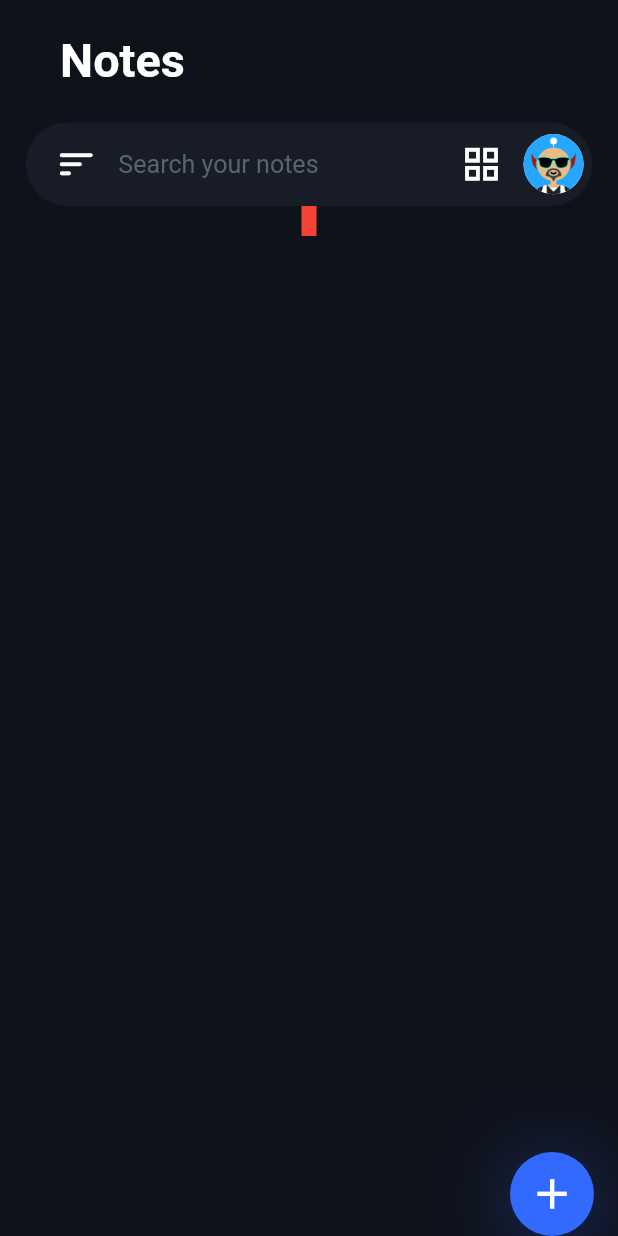
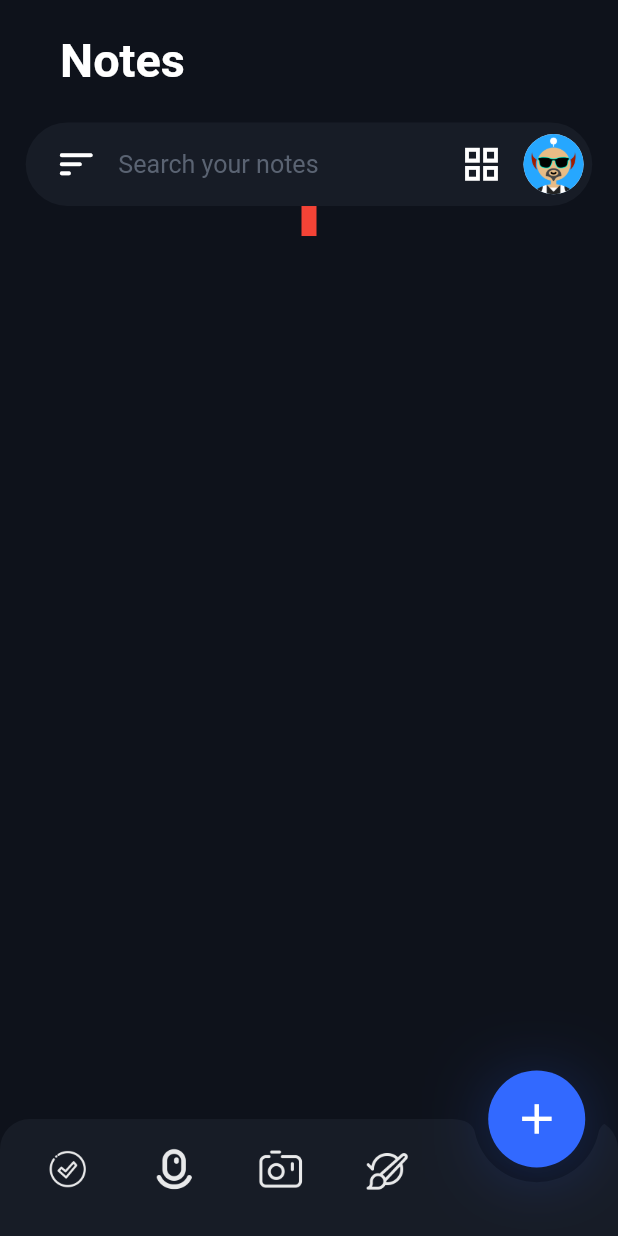
Before and after one commit to ObaidaKhater/Notes-App, a Flutter app: the screen it shows after launch, on a phone screen of 412 x 824 dp. Run offline on Flutter 3.47's test engine with Material 2 defaults, Android fonts, the phone set to English and light mode, and no system bars; our stand-ins replace flutter_screenutil.

Commit message:
Add Bottom AppBar

```diff
--- a/lib/ui/home_page/home_page.dart
+++ b/lib/ui/home_page/home_page.dart
@@ -1,6 +1,7 @@
 import 'package:flutter/cupertino.dart';
 import 'package:flutter/material.dart';
 import 'package:notes_app/ui/home_page/widgets/custom_app_bar_widget.dart';
+import 'package:notes_app/ui/home_page/widgets/custom_bottom_app_bar_widget.dart';
 import 'package:notes_app/ui/home_page/widgets/custom_floating_action_button_widget.dart';
 import 'package:notes_app/ui/home_page/widgets/custom_search_box_widget.dart';
 
@@ -24,6 +25,7 @@ class _HomePageState extends State<HomePage> {
       floatingActionButton: CustomFloatingActionButtonWidget(onPressed: () {}),
       floatingActionButtonLocation: FloatingActionButtonLocation.endDocked,
       backgroundColor: Theme.of(context).backgroundColor,
+      bottomNavigationBar:CustomBottomAppBarWidget(),
       key: _scaffoldKey,
       drawer: Drawer(
         elevation: 20,
--- /dev/null
+++ b/lib/ui/home_page/widgets/custom_bottom_app_bar_widget.dart
@@ -0,0 +1,38 @@
+import 'package:flutter/material.dart';
+import 'package:flutter_screenutil/flutter_screenutil.dart';
+import 'package:notes_app/ui/home_page/widgets/custom_button_bottom_app_bar_widget.dart';
+import 'package:notes_app/ui/home_page/widgets/custom_button_widget.dart';
+
+class CustomBottomAppBarWidget extends StatelessWidget {
+  @override
+  Widget build(BuildContext context) {
+    return ClipRRect(
+      borderRadius: BorderRadius.only(
+        topLeft: Radius.circular(20),
+        topRight: Radius.circular(20),
+      ),
+      child: BottomAppBar(
+        elevation: 40,
+        color: Theme.of(context).cardColor,
+        shape: CircularNotchedRectangle(),
+        child: Container(
+          decoration: BoxDecoration(
+            borderRadius: BorderRadius.only(topLeft: Radius.circular(100))
+          ),
+          margin: EdgeInsets.only(right: 110.w,bottom: 10.h,left: 15.w),
+          height: 60.h,
+          child: Row(
+            mainAxisAlignment: MainAxisAlignment.spaceBetween,
+            children: <Widget>[
+              CustomButtonBottomAppBarWidget(onPressed: (){}, imagePath: 'assets/icons/check_icon.png'),
+              CustomButtonBottomAppBarWidget(onPressed: (){}, imagePath: 'assets/icons/mic_icon.png'),
+              CustomButtonBottomAppBarWidget(onPressed: (){}, imagePath: 'assets/icons/camera_icon.png'),
+              CustomButtonBottomAppBarWidget(onPressed: (){}, imagePath: 'assets/icons/brush_icon.png'),
+
+            ],
+          ),
+        ),
+      ),
+    );
+  }
+}
--- /dev/null
+++ b/lib/ui/home_page/widgets/custom_button_bottom_app_bar_widget.dart
@@ -0,0 +1,25 @@
+import 'package:flutter/material.dart';
+import 'package:flutter_screenutil/flutter_screenutil.dart';
+
+class CustomButtonBottomAppBarWidget extends StatelessWidget {
+  Function onPressed;
+  String imagePath;
+
+  CustomButtonBottomAppBarWidget(
+      {@required this.onPressed, @required this.imagePath});
+
+  @override
+  Widget build(BuildContext context) {
+    return FloatingActionButton(
+      onPressed: this.onPressed,
+      backgroundColor: Colors.transparent,
+      elevation: 0,
+      child: Image.asset(
+        this.imagePath,
+        width: 28.w,
+        height: 28.h,
+        color: Theme.of(context).primaryColor.withOpacity(0.9),
+      ),
+    );
+  }
+}
--- a/lib/ui/home_page/widgets/custom_floating_action_button_widget.dart
+++ b/lib/ui/home_page/widgets/custom_floating_action_button_widget.dart
@@ -8,7 +8,11 @@ class CustomFloatingActionButtonWidget extends StatelessWidget {
 
   @override
   Widget build(BuildContext context) {
-    return FloatingActionButton(
+    return Container(
+      width: 58.w,
+      height: 58.h,
+      margin: EdgeInsets.symmetric(horizontal: 5, vertical: 5),
+      child: FloatingActionButton(
         onPressed: this.onPressed,
         elevation: 0,
         backgroundColor: Theme.of(context).buttonColor,
@@ -17,13 +21,16 @@ class CustomFloatingActionButtonWidget extends StatelessWidget {
             Icons.add,
             size: 30.r,
           ),
-        decoration: BoxDecoration(boxShadow: <BoxShadow>[
+          decoration: BoxDecoration(
+            boxShadow: <BoxShadow>[
               BoxShadow(
                   color: Theme.of(context).buttonColor.withOpacity(0.3),
                   spreadRadius: 10,
                   blurRadius: 40,
                   offset: Offset(0, 5)),
-        ]),
+            ],
+          ),
+        ),
       ),
     );
   }
--- a/pubspec.yaml
+++ b/pubspec.yaml
@@ -48,6 +48,7 @@ flutter:
   # To add assets to your application, add an assets section, like this:
   assets:
     - assets/images/
+    - assets/icons/
   #   - images/a_dot_ham.jpeg
 
   # An image asset can refer to one or more resolution-specific "variants", see
```
Also changed, not shown: assets/icons/brush_icon.png (added), assets/icons/camera_icon.png (added), assets/icons/check_icon.png (added), assets/icons/mic_icon.png (added). Lines whose indentation alone changed are shown as unchanged.
